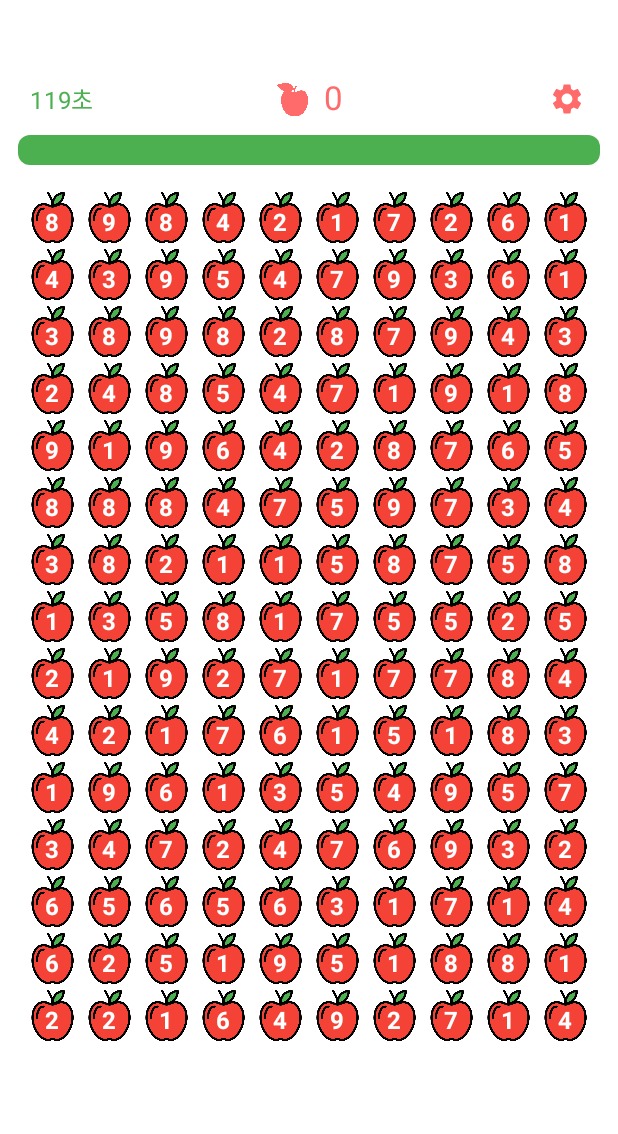
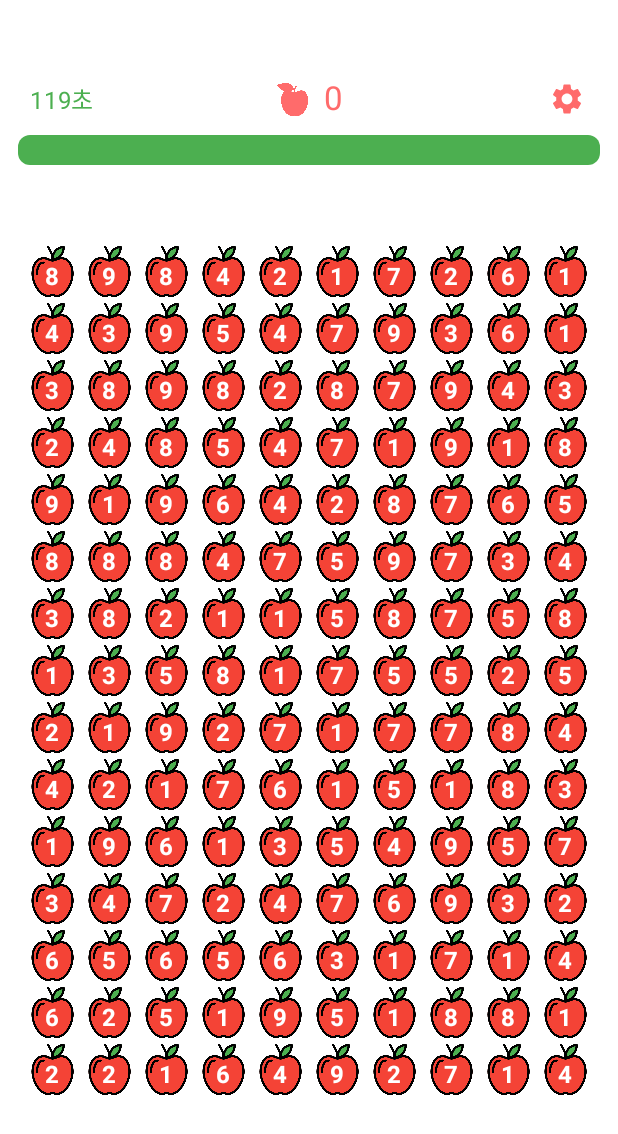
Before and after one commit to Noil0909/AppleGame, an Android app built with Jetpack Compose: the AppleGameScreen screen opened through its navigation route, on a phone screen of 412 x 824 dp. Shown: the top 1134 px of the screen. Run offline under Robolectric (Android 15) with nearby library versions, the phone set to English and light mode, and no system bars; our stand-ins replace Dagger/Hilt's generated code.

Commit message:
apple-game-2 branch test

```diff
--- a/app/src/main/java/com/example/applegame/ui/component/AppleGrid.kt
+++ b/app/src/main/java/com/example/applegame/ui/component/AppleGrid.kt
@@ -31,7 +31,7 @@ import com.example.applegame.ui.viewmodel.AppleGameViewModel
 @Composable
 fun AppleGrid(
     viewModel: AppleGameViewModel,
-    cellSize: Dp
+    cellSize: Dp,
 ) {
     LazyVerticalGrid(
         columns = GridCells.Fixed(10),
--- a/app/src/main/java/com/example/applegame/ui/screen/AppleGameScreen.kt
+++ b/app/src/main/java/com/example/applegame/ui/screen/AppleGameScreen.kt
@@ -79,7 +79,6 @@ fun AppleGameScreen(
             .fillMaxSize()
             .background(Color.White)
     ) {
-        Spacer(modifier = Modifier.height(30.dp))
 
         Column(
             modifier = Modifier
@@ -92,15 +91,16 @@ fun AppleGameScreen(
                 viewModel = viewModel,
                 onShowSettings = {showSettings = true}
                 )
+            TimeProgressBar(viewModel = viewModel)
 
-            // 시간제한
-            TimeProgressBar(viewModel = viewModel)
+            Spacer(Modifier.height(40.dp))
 
             Box(
                 modifier = Modifier
                     .padding(16.dp)
                     .weight(1f) // Box Comp가 부모의 나머지 모든 공간 차지
-            ) {
+            )
+            {
                 AppleGrid(viewModel, cellSize)
                 DragSelectionBox(viewModel)
             }
```
